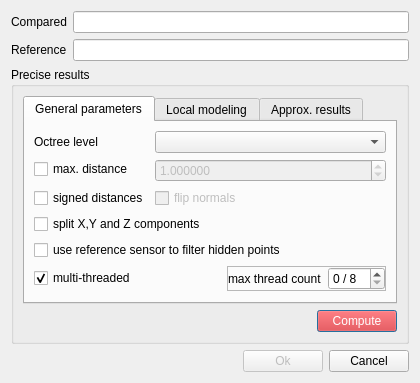
First picture: the form in qCC/ui_templates/comparisonDlg.ui, repository CloudCompare/CloudCompare, before the edit.
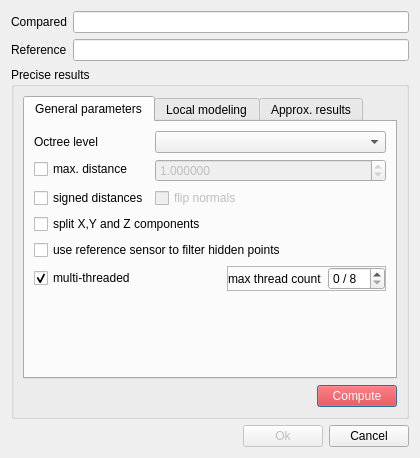
Second picture: the form after the edit. Icons and pictures are not drawn.

What changed in the file:
```diff
--- a/qCC/ui_templates/comparisonDlg.ui
+++ b/qCC/ui_templates/comparisonDlg.ui
@@ -7,7 +7,7 @@
     <x>0</x>
     <y>0</y>
     <width>420</width>
-    <height>380</height>
+    <height>458</height>
    </rect>
   </property>
   <property name="windowTitle">
```
Left out of the diff: 4 changed lines with no effect on the pictures.
